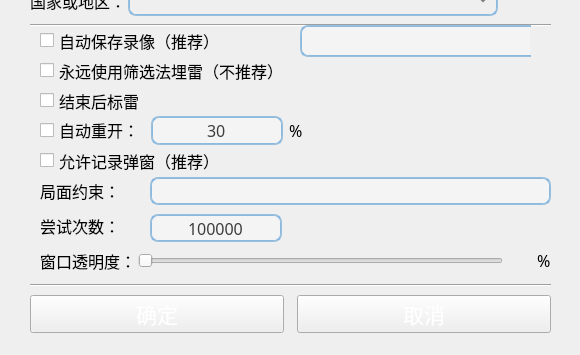
Before: the Qt Designer form uiFiles/ui_gs.ui in eee555/Solvable-Minesweeper, drawn with Qt 5; both pictures show x 0 to 580 and y 175 to 530 of the 580 by 530 pixel window.
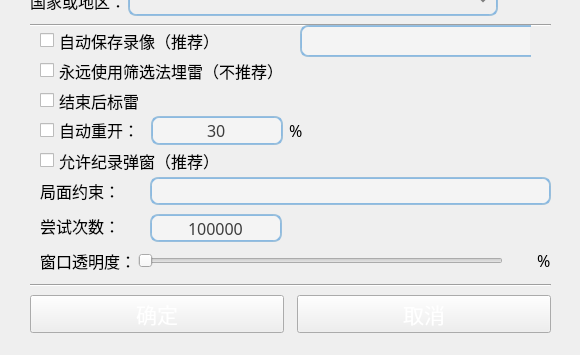
After: the same form once the commit is applied. Icons and pictures are not drawn. Custom widgets are drawn as their Qt base class.

```diff
--- a/uiFiles/ui_gs.ui
+++ b/uiFiles/ui_gs.ui
@@ -534,7 +534,7 @@
     <string notr="true"/>
    </property>
    <property name="text">
-    <string>允许记录弹窗（推荐）</string>
+    <string>允许纪录弹窗（推荐）</string>
    </property>
   </widget>
   <widget class="Line" name="line_4">
```
